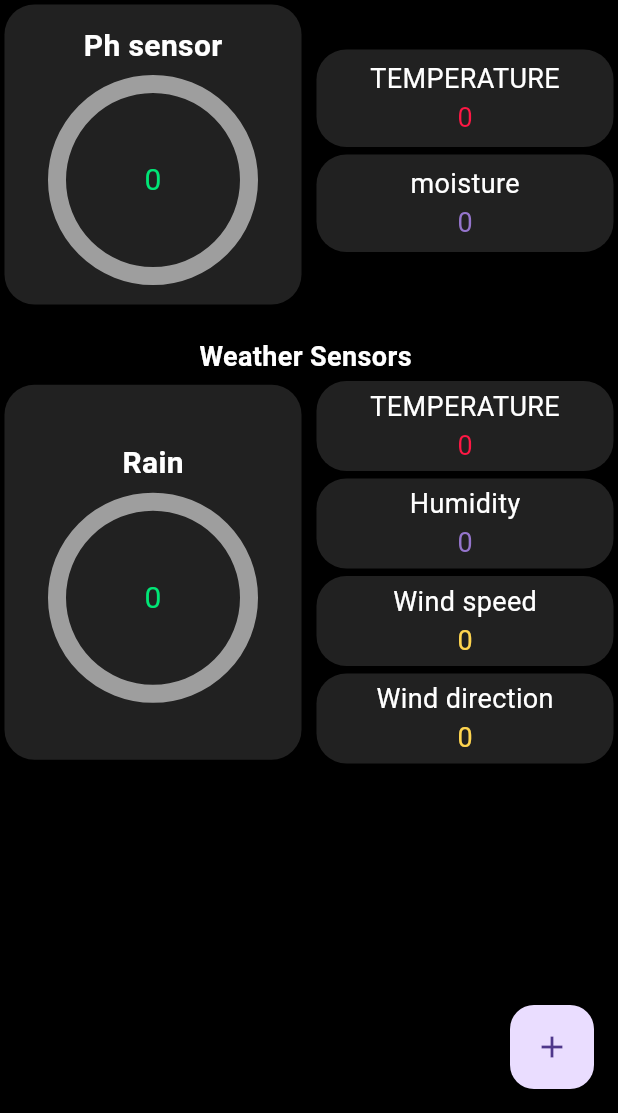
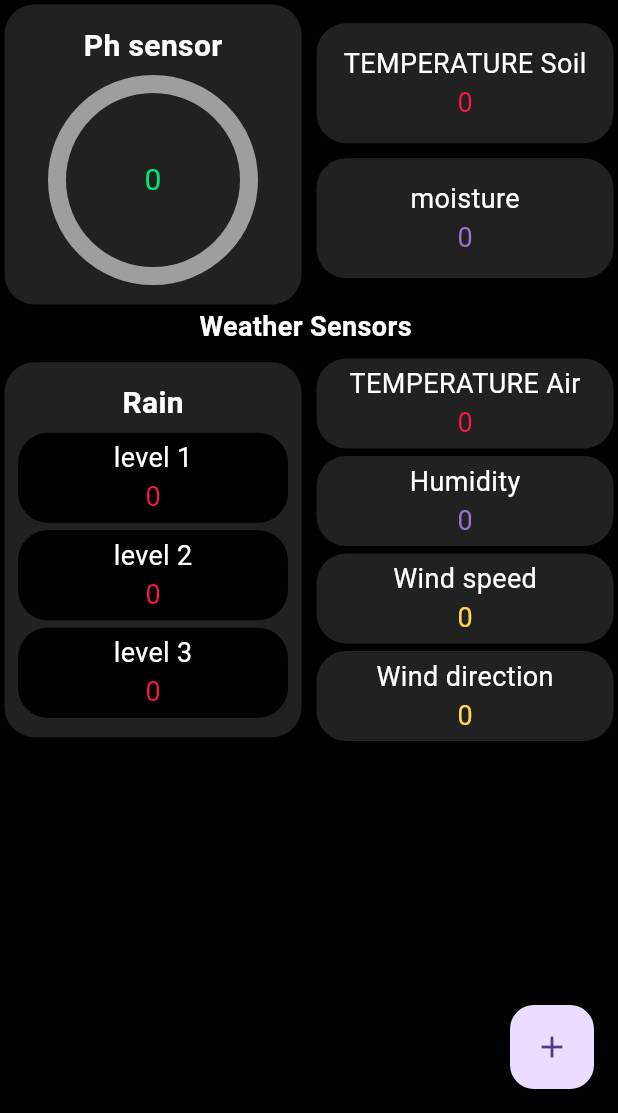
Before and after one commit to Abdo-Elsabagh/Agribot, a Flutter app: the HomeView screen opened directly, on a phone screen of 412 x 824 dp, the part 123-1236 px from its top. Run offline on Flutter 3.47's test engine with Material 3 defaults, Android fonts, the phone set to English and light mode, and no system bars; drawn by our look-alikes of percent_indicator; our stand-ins replace awesome_dialog, dio, image_picker, liquid_pull_to_refresh; missing offline and left inert: flutter_barcode_scanner, tflite; network calls fail.

Commit message:
"Updated layout and styling of HomeView, including changes to heights, widths, and text labels."

```diff
--- a/lib/home-view.dart
+++ b/lib/home-view.dart
@@ -126,7 +126,7 @@ class _HomeViewState extends State<HomeView> {
                   color: Colors.white),
             ),
             SizedBox(
-              height: 225,
+              height: 205,
               child: ListView(
                 children: [
                   Padding(
@@ -176,7 +176,7 @@ class _HomeViewState extends State<HomeView> {
                           child: Column(
                         children: [
                           Container(
-                            height: 65,
+                            height: 80,
                             width: 200,
                             decoration: BoxDecoration(
                               color: Colors.grey[900],
@@ -187,7 +187,7 @@ class _HomeViewState extends State<HomeView> {
                                   mainAxisAlignment: MainAxisAlignment.center,
                                   children: [
                                     const Text(
-                                      'TEMPERATURE',
+                                      'TEMPERATURE Soil',
                                       style: TextStyle(
                                           color: Colors.white, fontSize: 18),
                                     ),
@@ -203,10 +203,10 @@ class _HomeViewState extends State<HomeView> {
                             ),
                           ),
                           const SizedBox(
-                            height: 5,
+                            height: 10,
                           ),
                           Container(
-                            height: 65,
+                            height: 80,
                             width: 200,
                             decoration: BoxDecoration(
                               color: Colors.grey[900],
@@ -286,6 +286,9 @@ class _HomeViewState extends State<HomeView> {
                   fontWeight: FontWeight.bold,
                   color: Colors.white),
             ),
+            const SizedBox(
+              height: 5,
+            ),
             Expanded(
               child: SizedBox(
                 child: ListView(
@@ -313,19 +316,92 @@ class _HomeViewState extends State<HomeView> {
                                   const SizedBox(
                                     height: 5,
                                   ),
-                                  CircularPercentIndicator(
-                                    radius: 140.0, // قطر الدائرة
-                                    lineWidth:
-                                        12.0, // عرض الخط الذي يحيط بالدائرة
-                                    percent: 0, // النسبة المئوية
-                                    center: Text("0",
-                                        style: TextStyle(
-                                            fontSize: 20.0,
-                                            color:
-                                                Colors.greenAccent.shade400)),
-                                    circularStrokeCap: CircularStrokeCap.round,
-                                    backgroundColor: Colors.grey,
-                                    progressColor: Colors.greenAccent[400],
+                                  Container(
+                                    height: 60,
+                                    width: 180,
+                                    decoration: BoxDecoration(
+                                      color: Colors.black,
+                                      borderRadius: BorderRadius.circular(20),
+                                    ),
+                                    child: Center(
+                                      child: Column(
+                                          mainAxisAlignment:
+                                              MainAxisAlignment.center,
+                                          children: [
+                                            const Text(
+                                              'level 1',
+                                              style: TextStyle(
+                                                  color: Colors.white,
+                                                  fontSize: 18),
+                                            ),
+                                            Text(
+                                              '0',
+                                              style: TextStyle(
+                                                  color: Colors.redAccent[400],
+                                                  fontSize: 18),
+                                            )
+                                          ]),
+                                    ),
+                                  ),
+                                  const SizedBox(
+                                    height: 5,
+                                  ),
+                                  Container(
+                                    height: 60,
+                                    width: 180,
+                                    decoration: BoxDecoration(
+                                      color: Colors.black,
+                                      borderRadius: BorderRadius.circular(20),
+                                    ),
+                                    child: Center(
+                                      child: Column(
+                                          mainAxisAlignment:
+                                              MainAxisAlignment.center,
+                                          children: [
+                                            const Text(
+                                              'level 2',
+                                              style: TextStyle(
+                                                  color: Colors.white,
+                                                  fontSize: 18),
+                                            ),
+                                            Text(
+                                              '0',
+                                              style: TextStyle(
+                                                  color: Colors.redAccent[400],
+                                                  fontSize: 18),
+                                            )
+                                          ]),
+                                    ),
+                                  ),
+                                  const SizedBox(
+                                    height: 5,
+                                  ),
+                                  Container(
+                                    height: 60,
+                                    width: 180,
+                                    decoration: BoxDecoration(
+                                      color: Colors.black,
+                                      borderRadius: BorderRadius.circular(20),
+                                    ),
+                                    child: Center(
+                                      child: Column(
+                                          mainAxisAlignment:
+                                              MainAxisAlignment.center,
+                                          children: [
+                                            const Text(
+                                              'level 3',
+                                              style: TextStyle(
+                                                  color: Colors.white,
+                                                  fontSize: 18),
+                                            ),
+                                            Text(
+                                              '0',
+                                              style: TextStyle(
+                                                  color: Colors.redAccent[400],
+                                                  fontSize: 18),
+                                            )
+                                          ]),
+                                    ),
                                   ),
                                 ],
                               ))),
@@ -348,7 +424,7 @@ class _HomeViewState extends State<HomeView> {
                                     mainAxisAlignment: MainAxisAlignment.center,
                                     children: [
                                       const Text(
-                                        'TEMPERATURE',
+                                        'TEMPERATURE Air',
                                         style: TextStyle(
                                             color: Colors.white, fontSize: 18),
                                       ),
```
